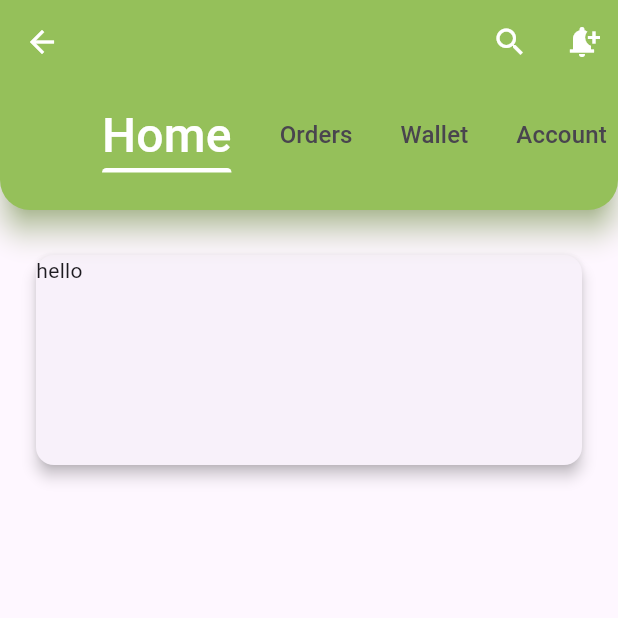
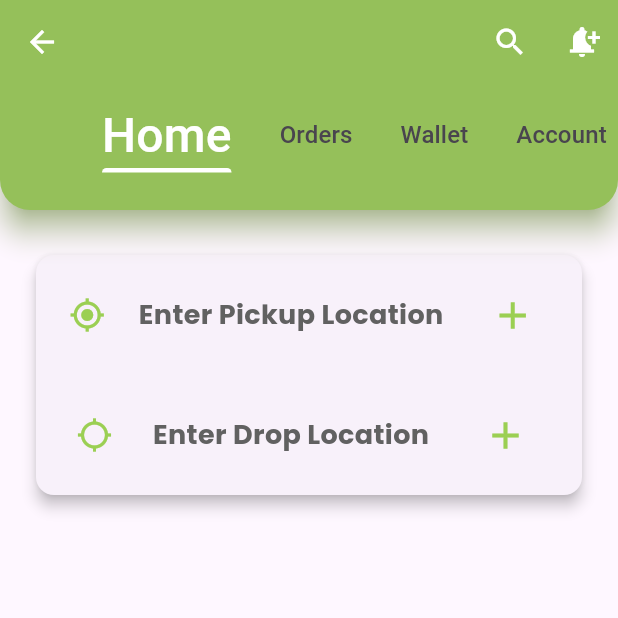
Before and after one commit to bhatganeshdarshan/Flutter-Logistic-app-project, a Flutter app: the screen it shows after launch, on a phone screen of 412 x 824 dp, the top half of it. Run offline on Flutter 3.47's test engine with Material 3 defaults, Android fonts, the phone set to English and light mode, and no system bars; our stand-ins replace country_code_picker, firebase_auth, flutter_screenutil, get, google_fonts, google_maps_flutter and 2 more; missing offline and left inert: flutter_polyline_points; accounts and stored records are empty; project files that could hold a hidden picture were left out.

Commit message:
pickup and drop location card added

```diff
--- a/lib/screens/home-page/home.dart
+++ b/lib/screens/home-page/home.dart
@@ -1,15 +1,75 @@
 import 'package:flutter/material.dart';
+import 'package:google_fonts/google_fonts.dart';
 
 Widget homePage() {
   return Container(
     padding: EdgeInsets.symmetric(vertical: 26, horizontal: 20),
     // color: Colors.amber,
-    height: 200,
+    height: 220,
     width: double.infinity,
     child: Card(
       elevation: 4,
       shadowColor: Colors.black,
-      child: Text("hello"),
+      child: Column(
+        children: [
+          Expanded(
+            flex: 1,
+            child: Row(
+              crossAxisAlignment: CrossAxisAlignment.center,
+              mainAxisAlignment: MainAxisAlignment.spaceEvenly,
+              children: [
+                const Icon(
+                  Icons.gps_fixed,
+                  color: Color(0xff9BCF53),
+                ),
+                Text(
+                  "Enter Pickup Location",
+                  style: GoogleFonts.poppins(
+                    fontSize: 18,
+                    fontWeight: FontWeight.bold,
+                    color: Colors.grey[700],
+                  ),
+                ),
+                IconButton(
+                    onPressed: () {},
+                    icon: const Icon(
+                      Icons.add,
+                      color: Color(0xff9BCF53),
+                      size: 30,
+                    )),
+              ],
+            ),
+          ),
+          Expanded(
+            flex: 1,
+            child: Row(
+              crossAxisAlignment: CrossAxisAlignment.center,
+              mainAxisAlignment: MainAxisAlignment.spaceEvenly,
+              children: [
+                const Icon(
+                  Icons.gps_not_fixed_outlined,
+                  color: Color(0xff9BCF53),
+                ),
+                Text(
+                  "Enter Drop Location",
+                  style: GoogleFonts.poppins(
+                    fontSize: 18,
+                    fontWeight: FontWeight.bold,
+                    color: Colors.grey[700],
+                  ),
+                ),
+                IconButton(
+                    onPressed: () {},
+                    icon: const Icon(
+                      Icons.add,
+                      color: Color(0xff9BCF53),
+                      size: 30,
+                    )),
+              ],
+            ),
+          ),
+        ],
+      ),
     ),
   );
 }
```
